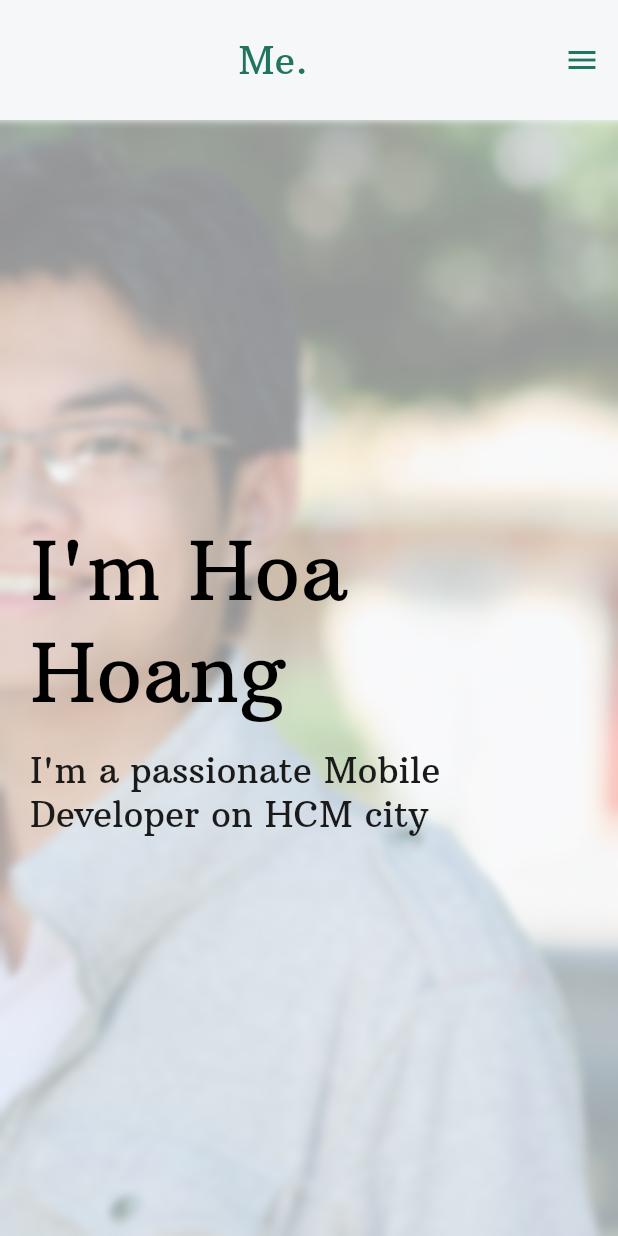
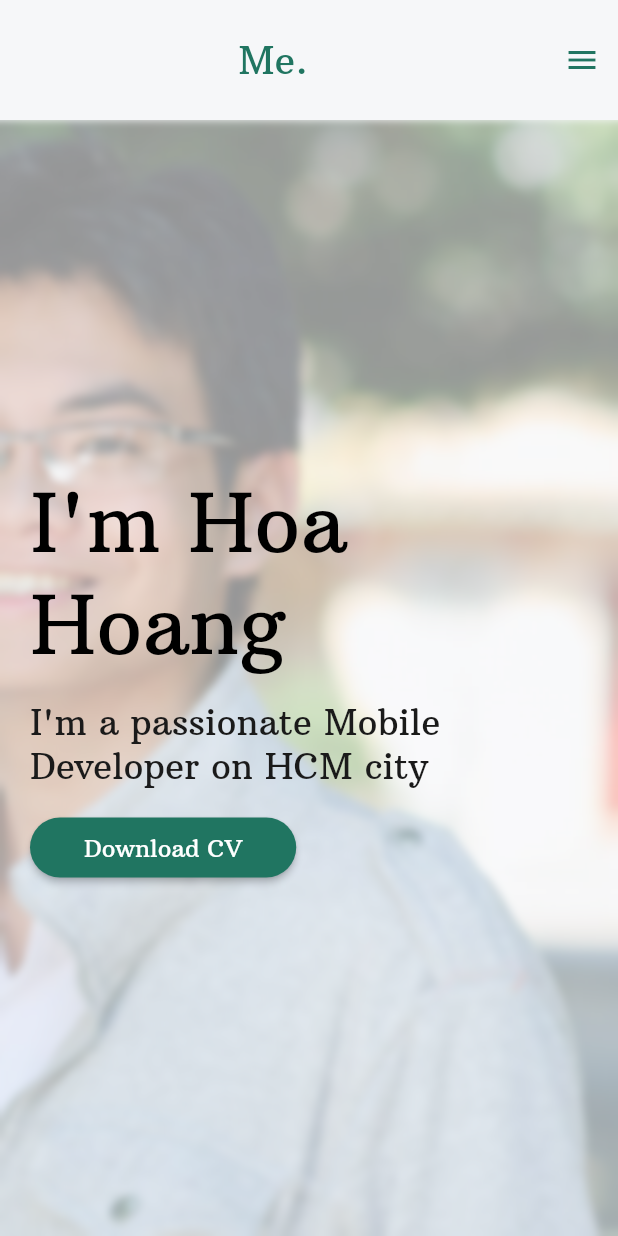
Before and after one commit to hhoa/flutter-portfolio, a Flutter app: the screen it shows after launch, on a phone screen of 412 x 824 dp. Run offline on Flutter 3.47's test engine with Material 2 defaults, Android fonts, the phone set to English and light mode, and no system bars; missing offline and left inert: dart:html.

Commit message:
add link download CV

```diff
--- /dev/null
+++ b/lib/res/strings.dart
@@ -0,0 +1,3 @@
+class MyConstants {
+  static String linkCV = "https://drive.google.com/file/d/15fTdQ8NBVIwb3plzLIn4sKlCS0ZRQqwI/view?usp=drivesdk";
+}
--- a/lib/widgets/my_profile.dart
+++ b/lib/widgets/my_profile.dart
@@ -1,9 +1,12 @@
 import 'dart:ui';
+import 'dart:html' as html;
 
 import 'package:flutter/material.dart';
 import 'package:flutter_app_web/bloc/bloc_homepage.dart';
+import 'package:flutter_app_web/res/colors.dart';
 import 'package:flutter_app_web/res/fonts.dart';
 import 'package:flutter_app_web/res/images.dart';
+import 'package:flutter_app_web/res/strings.dart';
 
 class MyProfile extends StatelessWidget {
   @override
@@ -35,6 +38,29 @@ class MyProfile extends StatelessWidget {
             Text(
               "I'm a passionate Mobile Developer on HCM city",
               style: MyAssetFonts.descriptionName,
+            ),
+            SizedBox(
+              height: 16,
+            ),
+            RaisedButton(
+              hoverColor: Colors.black,
+              color: MyAssetColor.appColor,
+              shape: RoundedRectangleBorder(
+                  borderRadius: BorderRadius.circular(20)),
+              onPressed: () {
+                html.window.open(MyConstants.linkCV, 'Download CV');
+              },
+              child: Container(
+                padding:
+                    const EdgeInsets.symmetric(horizontal: 20, vertical: 10),
+                child: Text(
+                  "Download CV",
+                  style: TextStyle(
+                      color: Colors.white,
+                      fontFamily: MyAssetFonts.fontFamily,
+                      fontSize: 16),
+                ),
+              ),
             ),
           ],
         ),
```
